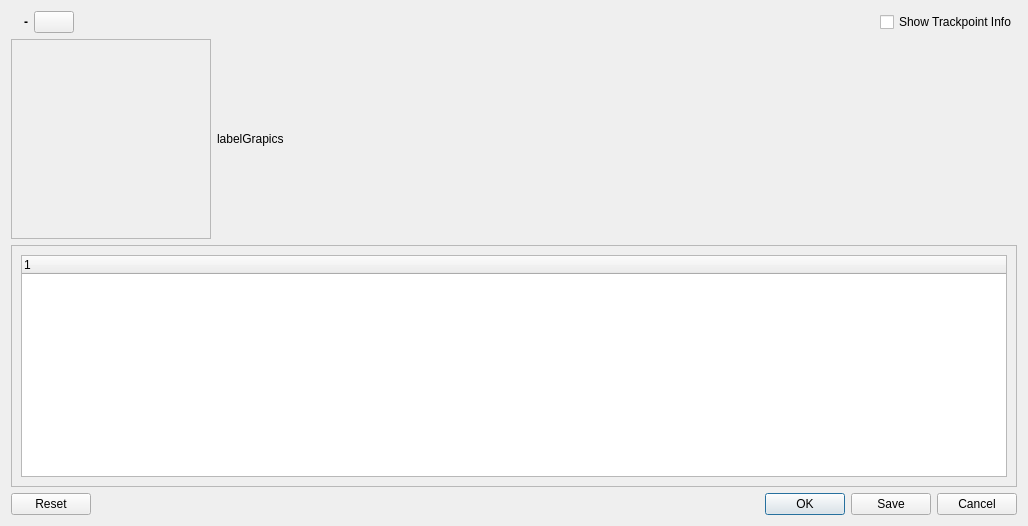
The window that src/qmapshack/gis/trk/IFitDataDialog.ui (kkarsten62/qmapshack) describes before a commit, drawn with Qt 5.
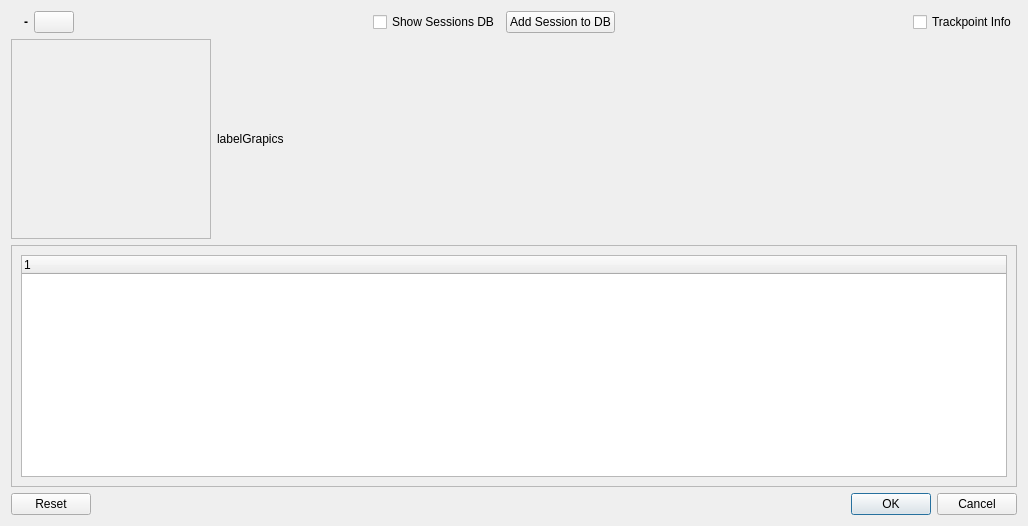
The same window after the commit. Icons and pictures are not drawn.

What changed in the file:
```diff
--- a/src/qmapshack/gis/trk/IFitDataDialog.ui
+++ b/src/qmapshack/gis/trk/IFitDataDialog.ui
@@ -68,10 +68,45 @@
        </property>
       </spacer>
      </item>
+     <item>
+      <widget class="QCheckBox" name="checkShowSessionsDb">
+       <property name="text">
+        <string>Show Sessions DB</string>
+       </property>
+       <property name="icon">
+        <iconset resource="../../resources.qrc">
+         <normaloff>:/icons/32x32/Database.png</normaloff>:/icons/32x32/Database.png</iconset>
+       </property>
+      </widget>
+     </item>
+     <item>
+      <widget class="QPushButton" name="pushAddSessionToDb">
+       <property name="text">
+        <string>Add Session to DB</string>
+       </property>
+       <property name="icon">
+        <iconset resource="../../resources.qrc">
+         <normaloff>:/icons/32x32/DatabaseSync.png</normaloff>:/icons/32x32/DatabaseSync.png</iconset>
+       </property>
+      </widget>
+     </item>
+     <item>
+      <spacer name="horizontalSpacer_2">
+       <property name="orientation">
+        <enum>Qt::Orientation::Horizontal</enum>
+       </property>
+       <property name="sizeHint" stdset="0">
+        <size>
+         <width>40</width>
+         <height>20</height>
+        </size>
+       </property>
+      </spacer>
+     </item>
      <item>
       <widget class="QCheckBox" name="checkShowTrkptInfo">
        <property name="text">
-        <string>Show Trackpoint Info</string>
+        <string>Trackpoint Info</string>
        </property>
        <property name="icon">
         <iconset resource="../../resources.qrc">
@@ -164,7 +199,7 @@
       <enum>Qt::Orientation::Horizontal</enum>
      </property>
      <property name="standardButtons">
-      <set>QDialogButtonBox::StandardButton::Cancel|QDialogButtonBox::StandardButton::Ok|QDialogButtonBox::StandardButton::Reset|QDialogButtonBox::StandardButton::Save</set>
+      <set>QDialogButtonBox::StandardButton::Cancel|QDialogButtonBox::StandardButton::Ok|QDialogButtonBox::StandardButton::Reset</set>
      </property>
     </widget>
    </item>
```
